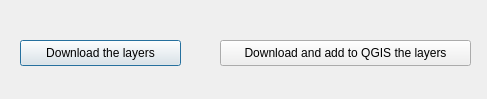
Above: geoserver_qgis/download_dialog_ui.ui from GFDRR/geoserver_bridge before the change. Below: the same form after it.
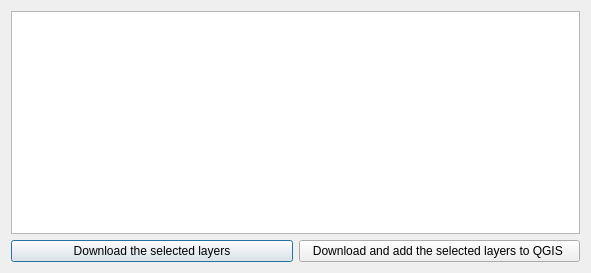
That is the form after the change.

Commit message: Add a basic table interface to list and select the layers available for download

Patch:
```diff
--- a/geoserver_qgis/download_dialog_ui.ui
+++ b/geoserver_qgis/download_dialog_ui.ui
@@ -6,39 +6,32 @@
    <rect>
     <x>0</x>
     <y>0</y>
-    <width>487</width>
-    <height>99</height>
+    <width>591</width>
+    <height>273</height>
    </rect>
   </property>
   <property name="windowTitle">
    <string>GeoserverQGIS</string>
   </property>
+  <layout class="QGridLayout" name="gridLayout">
+   <item row="2" column="0">
   <widget class="QPushButton" name="pbnDownload">
-   <property name="geometry">
-    <rect>
-     <x>20</x>
-     <y>40</y>
-     <width>161</width>
-     <height>26</height>
-    </rect>
-   </property>
    <property name="text">
-    <string>Download the layers</string>
-   </property>
-  </widget>
+      <string>Download the selected layers</string>
+     </property>
+    </widget>
+   </item>
+   <item row="2" column="1">
   <widget class="QPushButton" name="pbnDownloadAdd">
-   <property name="geometry">
-    <rect>
-     <x>220</x>
-     <y>40</y>
-     <width>251</width>
-     <height>26</height>
-    </rect>
-   </property>
    <property name="text">
-    <string>Download and add to QGIS the layers</string>
-   </property>
-  </widget>
+      <string>Download and add the selected layers to QGIS </string>
+     </property>
+    </widget>
+   </item>
+   <item row="0" column="0" colspan="2">
+    <widget class="QTableView" name="layerTreeView"/>
+   </item>
+  </layout>
  </widget>
  <resources/>
  <connections/>
```
Left out of the diff: 2 changed lines with no effect on the pictures. Lines whose indentation alone changed are shown as unchanged. The commit also changes 6 other files.
